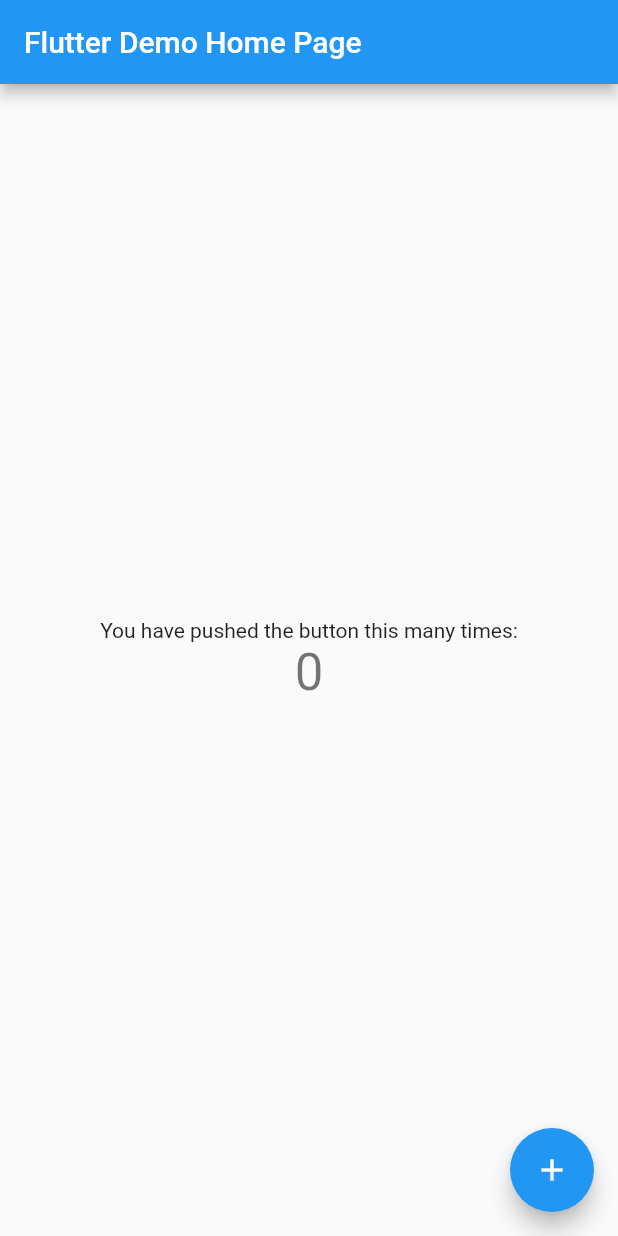
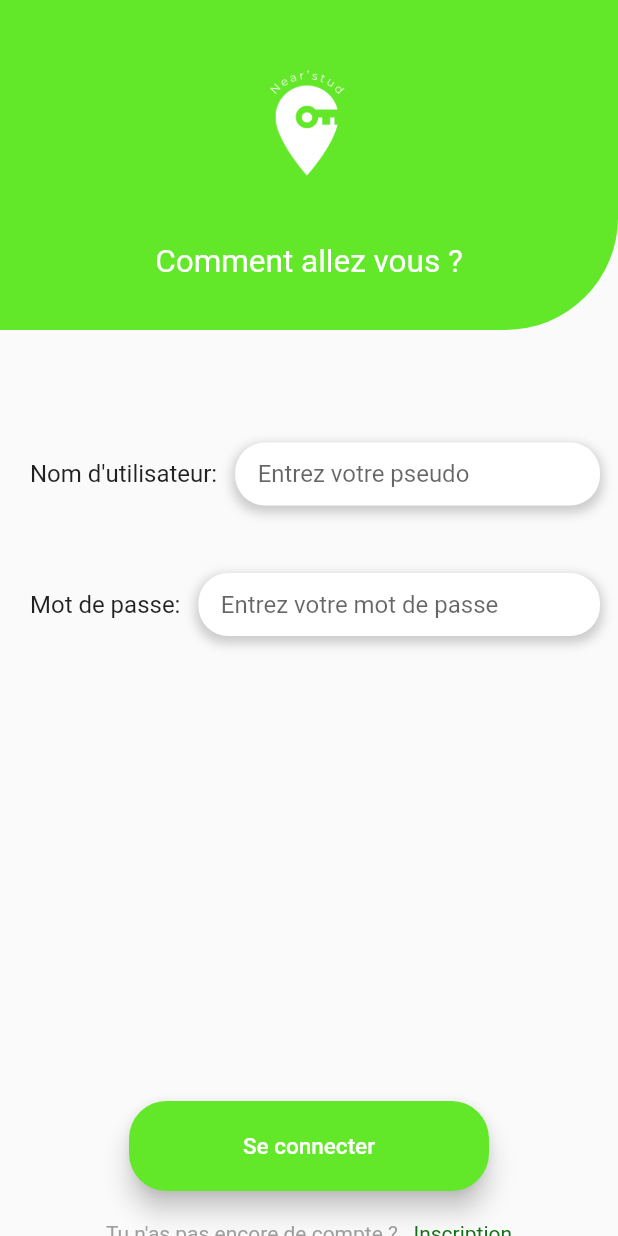
Before and after one commit to jpedro865/NearStud-s, a Flutter app: the screen it shows after launch, on a phone screen of 412 x 824 dp. Run offline on Flutter 3.47's test engine with Material 2 defaults, Android fonts, the light colour scheme and no system bars.

Commit message:
Ajout de la page d'une Page splash, d'une page login avec une page d'inscription, ajouts de routes.

```diff
--- /dev/null
+++ b/lib/login.dart
@@ -0,0 +1,146 @@
+// ignore: avoid_web_libraries_in_flutter
+import 'package:flutter/gestures.dart';
+import 'package:flutter/material.dart';
+
+class Login extends StatefulWidget {
+  const Login({super.key});
+
+  @override
+  State<Login> createState() => _LoginState();
+}
+
+class _LoginState extends State<Login> {
+  @override
+  Widget build(BuildContext context) {
+    return Scaffold(
+      body: SingleChildScrollView(child: content(context)),
+    );
+  }
+}
+
+Widget content(BuildContext context) {
+  return Column(
+    children: [
+      Container(
+        height: 220,
+        width: double.infinity,
+        decoration: const BoxDecoration(
+            color: Color.fromARGB(255, 98, 232, 40),
+            borderRadius:
+                BorderRadius.only(bottomRight: Radius.elliptical(75, 75))),
+        child: Column(
+          children: [
+            SizedBox(height: 12),
+            Image.asset(
+              "assets/logo_fond_vert.png",
+              height: 150,
+              width: 150,
+            ),
+            const Text(
+              "Comment allez vous ?",
+              style: TextStyle(
+                fontSize: 21,
+                color: Color.fromARGB(255, 255, 255, 255),
+              ),
+            )
+          ],
+        ),
+      ),
+      const SizedBox(height: 70),
+      inputStyle("Nom d'utilisateur", "Entrez votre pseudo"),
+      const SizedBox(height: 30),
+      inputStyle("Mot de passe", "Entrez votre mot de passe"),
+      const SizedBox(height: 300),
+      const BoutonCoRe(
+        title: "Se connecter",
+      ),
+      const SizedBox(height: 20),
+      RichText(
+          text: TextSpan(
+        children: [
+          const TextSpan(
+              text: "Tu n'as pas encore de compte ?   ",
+              style: TextStyle(fontSize: 14, color: Colors.grey)),
+          TextSpan(
+            text: "Inscription",
+            recognizer: TapGestureRecognizer()
+              ..onTap = () {
+                Navigator.of(context).pushNamed("/register");
+              },
+            style: const TextStyle(
+              fontSize: 14,
+              color: Color.fromARGB(255, 17, 111, 20),
+            ),
+          )
+        ],
+      ))
+    ],
+  );
+}
+
+class BoutonCoRe extends StatelessWidget {
+  final String title;
+  const BoutonCoRe({
+    super.key,
+    required this.title,
+  });
+
+  @override
+  Widget build(BuildContext context) {
+    return ElevatedButton(
+      onPressed: () {
+        // Action à effectuer lorsque le bouton est pressé
+      },
+      style: ElevatedButton.styleFrom(
+        minimumSize: const Size(240, 60),
+        elevation: 7,
+        backgroundColor: const Color.fromARGB(255, 98, 232, 40),
+        padding: const EdgeInsets.all(16.0),
+        shape: RoundedRectangleBorder(
+          borderRadius: BorderRadius.circular(25.0),
+        ),
+      ),
+      child: Text(
+        title,
+        style: const TextStyle(fontSize: 15),
+      ),
+    );
+  }
+}
+
+Widget inputStyle(String title, String hinTxt) {
+  return Padding(
+    padding: const EdgeInsets.fromLTRB(20, 5, 12, 10),
+    child: Row(
+      children: [
+        Text(
+          "$title: ",
+          style: const TextStyle(fontSize: 16),
+        ),
+        const SizedBox(width: 8),
+        Expanded(
+          child: Container(
+            height: 42,
+            decoration: BoxDecoration(
+              color: Colors.white,
+              borderRadius: BorderRadius.circular(20),
+              boxShadow: [
+                BoxShadow(
+                    color: Colors.grey.withOpacity(0.5),
+                    spreadRadius: 2,
+                    blurRadius: 5,
+                    offset: const Offset(0, 3))
+              ],
+            ),
+            child: TextField(
+                decoration: InputDecoration(
+                    border: InputBorder.none,
+                    contentPadding:
+                        const EdgeInsets.only(left: 15, bottom: 14, top: 10),
+                    hintText: hinTxt)),
+          ),
+        ),
+      ],
+    ),
+  );
+}
--- a/lib/main.dart
+++ b/lib/main.dart
@@ -1,4 +1,7 @@
 import 'package:flutter/material.dart';
+import 'package:nearstuds/login.dart';
+import 'package:nearstuds/register.dart';
+import 'package:nearstuds/splash.dart';
 
 void main() {
   runApp(const MyApp());
@@ -11,105 +14,12 @@
   @override
   Widget build(BuildContext context) {
     return MaterialApp(
-      title: 'Flutter Demo',
-      theme: ThemeData(
-        // This is the theme of your application.
-        //
-        // Try running your application with "flutter run". You'll see the
-        // application has a blue toolbar. Then, without quitting the app, try
-        // changing the primarySwatch below to Colors.green and then invoke
-        // "hot reload" (press "r" in the console where you ran "flutter run",
-        // or simply save your changes to "hot reload" in a Flutter IDE).
-        // Notice that the counter didn't reset back to zero; the application
-        // is not restarted.
-        primarySwatch: Colors.blue,
-      ),
-      home: const MyHomePage(title: 'Flutter Demo Home Page'),
+     debugShowCheckedModeBanner: false,
+      routes: {
+        "/": (context) => const Splash(),
+        '/login': (context) => const Login(),
+        '/register': (context) => const Inscription(),
+      },
     );
   }
 }
-
-class MyHomePage extends StatefulWidget {
-  const MyHomePage({super.key, required this.title});
-
-  // This widget is the home page of your application. It is stateful, meaning
-  // that it has a State object (defined below) that contains fields that affect
-  // how it looks.
-
-  // This class is the configuration for the state. It holds the values (in this
-  // case the title) provided by the parent (in this case the App widget) and
-  // used by the build method of the State. Fields in a Widget subclass are
-  // always marked "final".
-
-  final String title;
-
-  @override
-  State<MyHomePage> createState() => _MyHomePageState();
-}
-
-class _MyHomePageState extends State<MyHomePage> {
-  int _counter = 0;
-
-  void _incrementCounter() {
-    setState(() {
-      // This call to setState tells the Flutter framework that something has
-      // changed in this State, which causes it to rerun the build method below
-      // so that the display can reflect the updated values. If we changed
-      // _counter without calling setState(), then the build method would not be
-      // called again, and so nothing would appear to happen.
-      _counter++;
-    });
-  }
-
-  @override
-  Widget build(BuildContext context) {
-    // This method is rerun every time setState is called, for instance as done
-    // by the _incrementCounter method above.
-    //
-    // The Flutter framework has been optimized to make rerunning build methods
-    // fast, so that you can just rebuild anything that needs updating rather
-    // than having to individually change instances of widgets.
-    return Scaffold(
-      appBar: AppBar(
-        // Here we take the value from the MyHomePage object that was created by
-        // the App.build method, and use it to set our appbar title.
-        title: Text(widget.title),
-      ),
-      body: Center(
-        // Center is a layout widget. It takes a single child and positions it
-        // in the middle of the parent.
-        child: Column(
-          // Column is also a layout widget. It takes a list of children and
-          // arranges them vertically. By default, it sizes itself to fit its
-          // children horizontally, and tries to be as tall as its parent.
-          //
-          // Invoke "debug painting" (press "p" in the console, choose the
-          // "Toggle Debug Paint" action from the Flutter Inspector in Android
-          // Studio, or the "Toggle Debug Paint" command in Visual Studio Code)
-          // to see the wireframe for each widget.
-          //
-          // Column has various properties to control how it sizes itself and
-          // how it positions its children. Here we use mainAxisAlignment to
-          // center the children vertically; the main axis here is the vertical
-          // axis because Columns are vertical (the cross axis would be
-          // horizontal).
-          mainAxisAlignment: MainAxisAlignment.center,
-          children: <Widget>[
-            const Text(
-              'You have pushed the button this many times:',
-            ),
-            Text(
-              '$_counter',
-              style: Theme.of(context).textTheme.headlineMedium,
-            ),
-          ],
-        ),
-      ),
-      floatingActionButton: FloatingActionButton(
-        onPressed: _incrementCounter,
-        tooltip: 'Increment',
-        child: const Icon(Icons.add),
-      ), // This trailing comma makes auto-formatting nicer for build methods.
-    );
-  }
-}
--- a/pubspec.yaml
+++ b/pubspec.yaml
@@ -59,8 +59,8 @@
   uses-material-design: true
 
   # To add assets to your application, add an assets section, like this:
-  # assets:
-  #   - images/a_dot_burr.jpeg
+  assets:
+    - assets/
   #   - images/a_dot_ham.jpeg
 
   # An image asset can refer to one or more resolution-specific "variants", see
```
Also changed, not shown: lib/register.dart (added, +146 -0 lines), lib/splash.dart (added, +41 -0 lines), assets/Near_.png (added), assets/logo_fond_vert.png (added), pubspec.lock, 1 other file.
